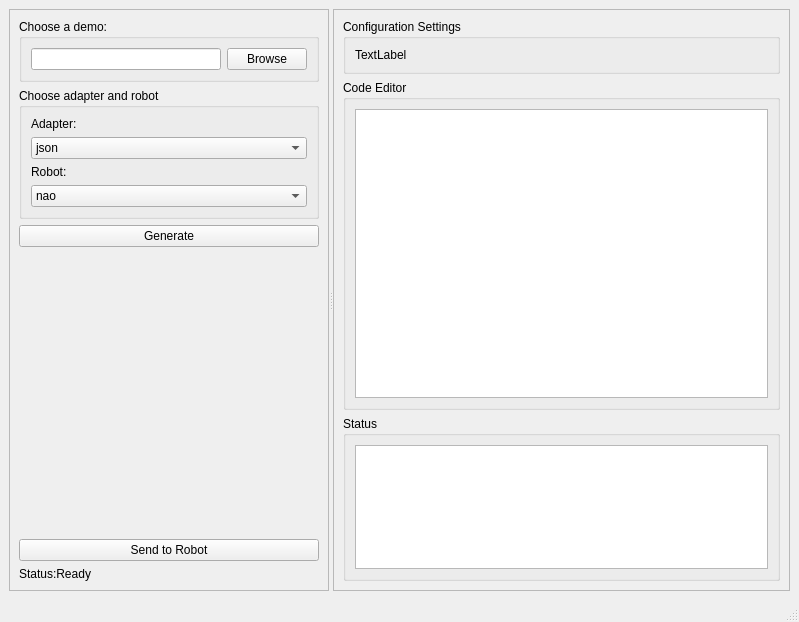
Before: the Qt Designer form ros_ws/src/my_qt_gui/ui/main_window.ui in vetlemknutsen/robot_motion_generation, drawn with Qt 5.
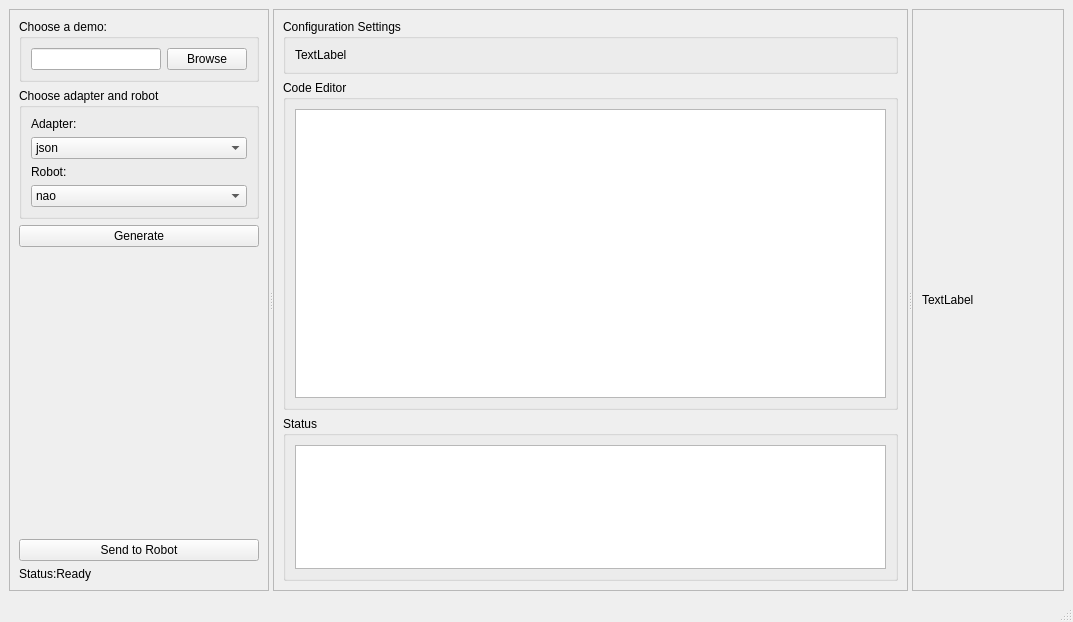
After: the same form once the commit is applied.

The edit to the form file:
```diff
--- a/ros_ws/src/my_qt_gui/ui/main_window.ui
+++ b/ros_ws/src/my_qt_gui/ui/main_window.ui
@@ -6,7 +6,7 @@
    <rect>
     <x>0</x>
     <y>0</y>
-    <width>799</width>
+    <width>1073</width>
     <height>622</height>
    </rect>
   </property>
@@ -21,6 +21,12 @@
        <enum>Qt::Horizontal</enum>
       </property>
       <widget class="QFrame" name="frame">
+       <property name="sizePolicy">
+        <sizepolicy hsizetype="Preferred" vsizetype="Preferred">
+         <horstretch>1</horstretch>
+         <verstretch>0</verstretch>
+        </sizepolicy>
+       </property>
        <property name="minimumSize">
         <size>
          <width>260</width>
@@ -29,7 +35,7 @@
        </property>
        <property name="maximumSize">
         <size>
-         <width>320</width>
+         <width>16777215</width>
          <height>16777215</height>
         </size>
        </property>
@@ -155,6 +161,12 @@
        </layout>
       </widget>
       <widget class="QFrame" name="frame_2">
+       <property name="sizePolicy">
+        <sizepolicy hsizetype="Preferred" vsizetype="Preferred">
+         <horstretch>2</horstretch>
+         <verstretch>0</verstretch>
+        </sizepolicy>
+       </property>
        <property name="frameShape">
         <enum>QFrame::StyledPanel</enum>
        </property>
@@ -674,6 +686,35 @@
         </item>
        </layout>
       </widget>
+      <widget class="QFrame" name="frame_3">
+       <property name="sizePolicy">
+        <sizepolicy hsizetype="Preferred" vsizetype="Preferred">
+         <horstretch>2</horstretch>
+         <verstretch>0</verstretch>
+        </sizepolicy>
+       </property>
+       <property name="frameShape">
+        <enum>QFrame::StyledPanel</enum>
+       </property>
+       <property name="frameShadow">
+        <enum>QFrame::Raised</enum>
+       </property>
+       <layout class="QVBoxLayout" name="verticalLayout_10">
+        <item>
+         <widget class="QLabel" name="label_4">
+          <property name="sizePolicy">
+           <sizepolicy hsizetype="Preferred" vsizetype="Preferred">
+            <horstretch>0</horstretch>
+            <verstretch>0</verstretch>
+           </sizepolicy>
+          </property>
+          <property name="text">
+           <string>TextLabel</string>
+          </property>
+         </widget>
+        </item>
+       </layout>
+      </widget>
      </widget>
     </item>
    </layout>
```
Left out of the diff: 4 changed lines with no effect on the pictures.
